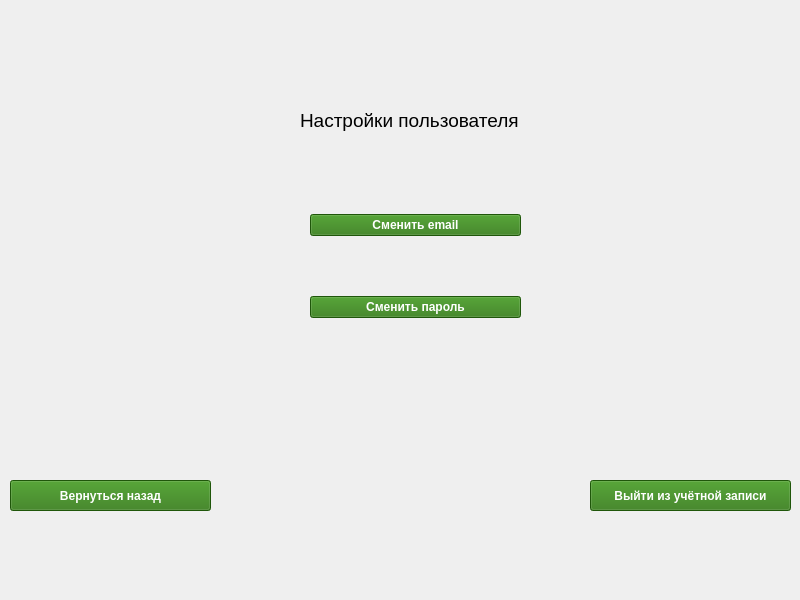
Before: the Qt Designer form gui/project/src/settings/usersettingswindow.ui in cpp-park-vk-education/2023_1_HAC, drawn with Qt 5.
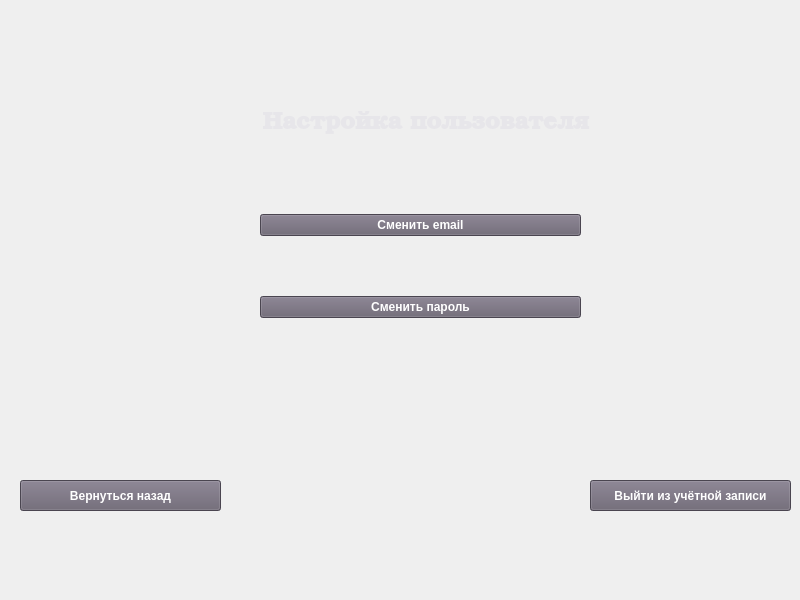
After: the same form once the commit is applied.

Patch:
```diff
--- a/gui/project/src/settings/usersettingswindow.ui
+++ b/gui/project/src/settings/usersettingswindow.ui
@@ -16,7 +16,7 @@
   <widget class="QPushButton" name="btnReturn">
    <property name="geometry">
     <rect>
-     <x>10</x>
+     <x>20</x>
      <y>480</y>
      <width>201</width>
      <height>31</height>
@@ -29,8 +29,8 @@
     </font>
    </property>
    <property name="styleSheet">
-    <string notr="true">QPushButton {
-    background-color:  rgb(44, 120, 14);
+    <string notr="true">QPushButton {	
+    background-color:  rgb(104,97,112);
 	color: rgb(255, 255, 255);
 }
 
@@ -45,9 +45,9 @@
   <widget class="QWidget" name="layoutWidget">
    <property name="geometry">
     <rect>
-     <x>310</x>
+     <x>260</x>
      <y>160</y>
-     <width>211</width>
+     <width>321</width>
      <height>212</height>
     </rect>
    </property>
@@ -61,8 +61,8 @@
        </font>
       </property>
       <property name="styleSheet">
-       <string notr="true">QPushButton {
-    background-color:  rgb(44, 120, 14);
+       <string notr="true">QPushButton {	
+    background-color:  rgb(104,97,112);
 	color: rgb(255, 255, 255);
 }
 
@@ -84,8 +84,8 @@
        </font>
       </property>
       <property name="styleSheet">
-       <string notr="true">QPushButton {
-    background-color:  rgb(44, 120, 14);
+       <string notr="true">QPushButton {	
+    background-color:  rgb(104,97,112);
 	color: rgb(255, 255, 255);
 }
 
@@ -103,19 +103,22 @@
   <widget class="QLabel" name="Settings">
    <property name="geometry">
     <rect>
-     <x>300</x>
-     <y>110</y>
-     <width>241</width>
-     <height>21</height>
+     <x>240</x>
+     <y>100</y>
+     <width>371</width>
+     <height>51</height>
     </rect>
    </property>
    <property name="font">
     <font>
+     <family>URW Bookman</family>
      <pointsize>14</pointsize>
+     <weight>75</weight>
+     <bold>true</bold>
     </font>
    </property>
    <property name="text">
-    <string>Настройки пользователя</string>
+    <string>&lt;html&gt;&lt;head/&gt;&lt;body&gt;&lt;p align=&quot;center&quot;&gt;&lt;span style=&quot; font-size:18pt; color: #e7e6ea&quot;&gt;Настройка пользователя&lt;/span&gt;&lt;/p&gt;&lt;/body&gt;&lt;/html&gt;</string>
    </property>
   </widget>
   <widget class="QPushButton" name="btnExit">
@@ -134,8 +137,8 @@
     </font>
    </property>
    <property name="styleSheet">
-    <string notr="true">QPushButton {
-    background-color:  rgb(44, 120, 14);
+    <string notr="true">QPushButton {	
+    background-color:  rgb(104,97,112);
 	color: rgb(255, 255, 255);
 }
 
```
Left out of the diff: 8 changed lines with no effect on the pictures.
